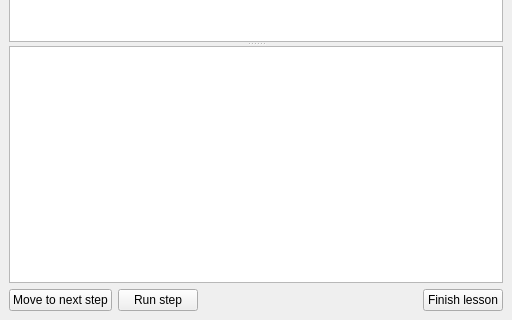
Old version of the form lessons/lessonwidget.ui in the repository planetfederal/qgis-lessons-plugin; both pictures show x 0 to 512 and y 204 to 524 of the 512 by 524 pixel window.
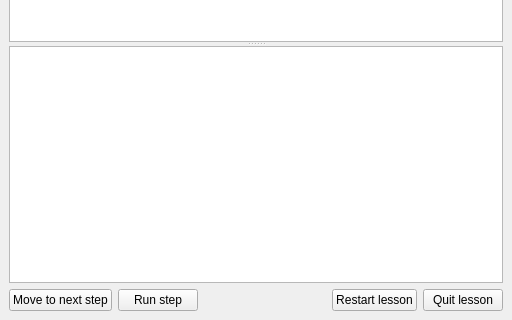
New version of the form.

Commit message:
added restart lesson option
some ui changes

Patch:
```diff
--- a/lessons/lessonwidget.ui
+++ b/lessons/lessonwidget.ui
@@ -11,7 +11,7 @@
    </rect>
   </property>
   <property name="features">
-   <set>QDockWidget::DockWidgetMovable</set>
+   <set>QDockWidget::DockWidgetFloatable|QDockWidget::DockWidgetMovable</set>
   </property>
   <property name="allowedAreas">
    <set>Qt::LeftDockWidgetArea|Qt::RightDockWidgetArea</set>
@@ -66,10 +66,17 @@
         </property>
        </spacer>
       </item>
+      <item>
+       <widget class="QPushButton" name="btnRestart">
+        <property name="text">
+         <string>Restart lesson</string>
+        </property>
+       </widget>
+      </item>
       <item>
        <widget class="QPushButton" name="btnFinish">
         <property name="text">
-         <string>Finish lesson</string>
+         <string>Quit lesson</string>
         </property>
        </widget>
       </item>
```
Left out of the diff: 3 changed lines with no effect on the pictures. The commit also changes 1 other file.
